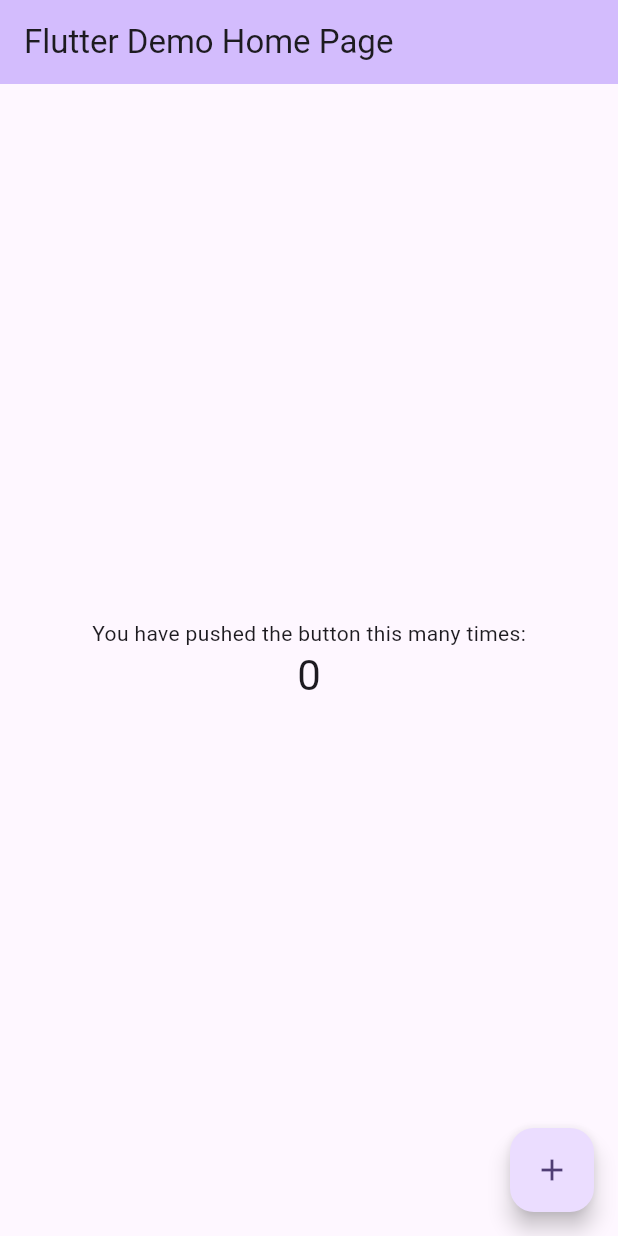
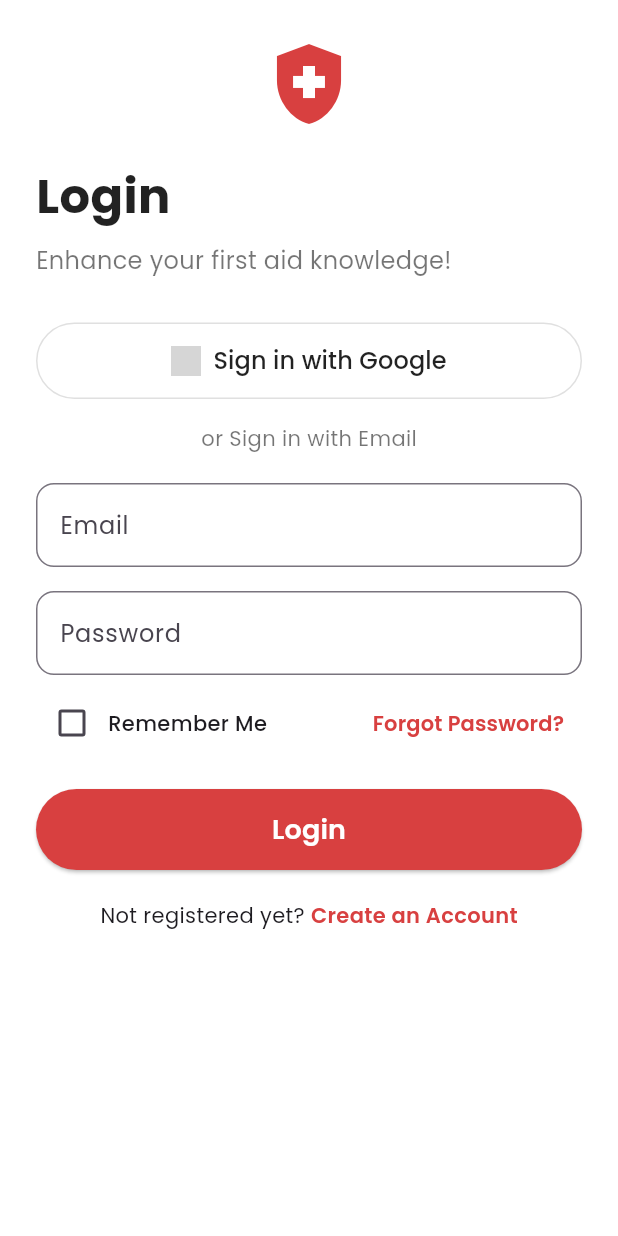
Before and after one commit to lech0wn/Aid-IQ, a Flutter app: the screen it shows after launch, on a phone screen of 412 x 824 dp. Run offline on Flutter 3.47's test engine with Material 3 defaults, Android fonts, the phone set to English and light mode, and no system bars; our stand-ins replace google_fonts; network calls fail; grey boxes are pictures that could not be loaded.

Commit message:
feature: login page frontend

```diff
--- a/lib/main.dart
+++ b/lib/main.dart
@@ -1,4 +1,6 @@
 import 'package:flutter/material.dart';
+import 'package:google_fonts/google_fonts.dart';
+import 'screens/login.dart'; // Import your Login screen here
 
 void main() {
   runApp(const MyApp());
@@ -7,116 +9,12 @@ void main() {
 class MyApp extends StatelessWidget {
   const MyApp({super.key});
 
-  // This widget is the root of your application.
   @override
   Widget build(BuildContext context) {
     return MaterialApp(
-      title: 'Flutter Demo',
-      theme: ThemeData(
-        // This is the theme of your application.
-        //
-        // TRY THIS: Try running your application with "flutter run". You'll see
-        // the application has a purple toolbar. Then, without quitting the app,
-        // try changing the seedColor in the colorScheme below to Colors.green
-        // and then invoke "hot reload" (save your changes or press the "hot
-        // reload" button in a Flutter-supported IDE, or press "r" if you used
-        // the command line to start the app).
-        //
-        // Notice that the counter didn't reset back to zero; the application
-        // state is not lost during the reload. To reset the state, use hot
-        // restart instead.
-        //
-        // This works for code too, not just values: Most code changes can be
-        // tested with just a hot reload.
-        colorScheme: ColorScheme.fromSeed(seedColor: Colors.deepPurple),
-      ),
-      home: const MyHomePage(title: 'Flutter Demo Home Page'),
+      debugShowCheckedModeBanner: false,
+      theme: ThemeData(textTheme: GoogleFonts.poppinsTextTheme()),
+      home: const LoginScreen(), // Call the LoginScreen from login.dart
     );
   }
 }
-
-class MyHomePage extends StatefulWidget {
-  const MyHomePage({super.key, required this.title});
-
-  // This widget is the home page of your application. It is stateful, meaning
-  // that it has a State object (defined below) that contains fields that affect
-  // how it looks.
-
-  // This class is the configuration for the state. It holds the values (in this
-  // case the title) provided by the parent (in this case the App widget) and
-  // used by the build method of the State. Fields in a Widget subclass are
-  // always marked "final".
-
-  final String title;
-
-  @override
-  State<MyHomePage> createState() => _MyHomePageState();
-}
-
-class _MyHomePageState extends State<MyHomePage> {
-  int _counter = 0;
-
-  void _incrementCounter() {
-    setState(() {
-      // This call to setState tells the Flutter framework that something has
-      // changed in this State, which causes it to rerun the build method below
-      // so that the display can reflect the updated values. If we changed
-      // _counter without calling setState(), then the build method would not be
-      // called again, and so nothing would appear to happen.
-      _counter++;
-    });
-  }
-
-  @override
-  Widget build(BuildContext context) {
-    // This method is rerun every time setState is called, for instance as done
-    // by the _incrementCounter method above.
-    //
-    // The Flutter framework has been optimized to make rerunning build methods
-    // fast, so that you can just rebuild anything that needs updating rather
-    // than having to individually change instances of widgets.
-    return Scaffold(
-      appBar: AppBar(
-        // TRY THIS: Try changing the color here to a specific color (to
-        // Colors.amber, perhaps?) and trigger a hot reload to see the AppBar
-        // change color while the other colors stay the same.
-        backgroundColor: Theme.of(context).colorScheme.inversePrimary,
-        // Here we take the value from the MyHomePage object that was created by
-        // the App.build method, and use it to set our appbar title.
-        title: Text(widget.title),
-      ),
-      body: Center(
-        // Center is a layout widget. It takes a single child and positions it
-        // in the middle of the parent.
-        child: Column(
-          // Column is also a layout widget. It takes a list of children and
-          // arranges them vertically. By default, it sizes itself to fit its
-          // children horizontally, and tries to be as tall as its parent.
-          //
-          // Column has various properties to control how it sizes itself and
-          // how it positions its children. Here we use mainAxisAlignment to
-          // center the children vertically; the main axis here is the vertical
-          // axis because Columns are vertical (the cross axis would be
-          // horizontal).
-          //
-          // TRY THIS: Invoke "debug painting" (choose the "Toggle Debug Paint"
-          // action in the IDE, or press "p" in the console), to see the
-          // wireframe for each widget.
-          mainAxisAlignment: MainAxisAlignment.center,
-          children: <Widget>[
-            const Text('You have pushed the button this many times:'),
-            Text(
-              '$_counter',
-              style: Theme.of(context).textTheme.headlineMedium,
-            ),
-          ],
-        ),
-      ),
-      floatingActionButton: FloatingActionButton(
-        onPressed: _incrementCounter,
-        tooltip: 'Increment',
-        child: const Icon(Icons.add),
-      ), // This trailing comma makes auto-formatting nicer for build methods.
-    );
-  }
-}
--- a/lib/screens/login.dart
+++ b/lib/screens/login.dart
@@ -0,0 +1,258 @@
+import 'package:flutter/material.dart';
+import 'package:google_fonts/google_fonts.dart';
+
+void main() {
+  runApp(const MyApp());
+}
+
+class MyApp extends StatelessWidget {
+  const MyApp({super.key});
+
+  @override
+  Widget build(BuildContext context) {
+    return MaterialApp(
+      debugShowCheckedModeBanner: false,
+      theme: ThemeData(textTheme: GoogleFonts.poppinsTextTheme()),
+      home: const LoginScreen(),
+    );
+  }
+}
+
+class LoginScreen extends StatefulWidget {
+  const LoginScreen({super.key});
+
+  @override
+  State<LoginScreen> createState() => _LoginScreenState();
+}
+
+class _LoginScreenState extends State<LoginScreen> {
+  final _formKey = GlobalKey<FormState>();
+  final Color primaryColor = const Color(0xFFD84040);
+
+  final TextEditingController emailController = TextEditingController();
+  final TextEditingController passwordController = TextEditingController();
+  bool rememberMe = false;
+
+  @override
+  Widget build(BuildContext context) {
+    return Scaffold(
+      backgroundColor: Colors.white,
+      body: SafeArea(
+        child: Padding(
+          padding: const EdgeInsets.all(24.0),
+          child: SingleChildScrollView(
+            child: Form(
+              key: _formKey,
+              child: Column(
+                crossAxisAlignment: CrossAxisAlignment.start,
+                children: [
+                  // Logo
+                  Center(
+                    child: Icon(
+                      Icons.health_and_safety,
+                      color: primaryColor,
+                      size: 64,
+                    ),
+                  ),
+                  const SizedBox(height: 20),
+
+                  // Title
+                  Text(
+                    "Login",
+                    style: GoogleFonts.poppins(
+                      fontSize: 32,
+                      fontWeight: FontWeight.bold,
+                      color: Colors.black87,
+                    ),
+                  ),
+                  const SizedBox(height: 8),
+
+                  Text(
+                    "Enhance your first aid knowledge!",
+                    style: GoogleFonts.poppins(
+                      fontSize: 16,
+                      fontWeight: FontWeight.w400,
+                      color: Colors.black54,
+                    ),
+                  ),
+                  const SizedBox(height: 30),
+
+                  // Google Sign-in Button
+                  SizedBox(
+                    width: double.infinity,
+                    child: OutlinedButton.icon(
+                      onPressed: () {},
+                      style: OutlinedButton.styleFrom(
+                        padding: const EdgeInsets.symmetric(vertical: 14),
+                        side: BorderSide(color: Colors.grey.shade300),
+                        shape: RoundedRectangleBorder(
+                          borderRadius: BorderRadius.circular(30),
+                        ),
+                      ),
+                      icon: Image.network(
+                        'https://upload.wikimedia.org/wikipedia/commons/5/53/Google_%22G%22_Logo.svg',
+                        height: 20,
+                        width: 20,
+                      ),
+                      label: const Text(
+                        "Sign in with Google",
+                        style: TextStyle(fontSize: 16, color: Colors.black87),
+                      ),
+                    ),
+                  ),
+                  const SizedBox(height: 16),
+
+                  Center(
+                    child: Text(
+                      "or Sign in with Email",
+                      style: GoogleFonts.poppins(
+                        fontSize: 14,
+                        fontWeight: FontWeight.w400,
+                        color: Colors.black54,
+                      ),
+                    ),
+                  ),
+                  const SizedBox(height: 20),
+
+                  // Email input
+                  TextFormField(
+                    controller: emailController,
+                    keyboardType: TextInputType.emailAddress,
+                    decoration: InputDecoration(
+                      labelText: "Email",
+                      hintText: "mail@website.com",
+                      border: OutlineInputBorder(
+                        borderRadius: BorderRadius.circular(12),
+                      ),
+                    ),
+                    validator: (value) {
+                      if (value == null || value.isEmpty) {
+                        return "Please enter your email";
+                      }
+                      if (!RegExp(r'^[^@]+@[^@]+\.[^@]+').hasMatch(value)) {
+                        return "Enter a valid email address";
+                      }
+                      return null;
+                    },
+                  ),
+                  const SizedBox(height: 16),
+
+                  // Password input
+                  TextFormField(
+                    controller: passwordController,
+                    obscureText: true,
+                    decoration: InputDecoration(
+                      labelText: "Password",
+                      hintText: "Min. 8 characters",
+                      border: OutlineInputBorder(
+                        borderRadius: BorderRadius.circular(12),
+                      ),
+                    ),
+                    validator: (value) {
+                      if (value == null || value.isEmpty) {
+                        return "Please enter your password";
+                      }
+                      if (value.length < 8) {
+                        return "Password must be at least 8 characters";
+                      }
+                      return null;
+                    },
+                  ),
+                  const SizedBox(height: 8),
+
+                  // Remember me + Forgot Password
+                  Row(
+                    mainAxisAlignment: MainAxisAlignment.spaceBetween,
+                    children: [
+                      Row(
+                        children: [
+                          Checkbox(
+                            value: rememberMe,
+                            onChanged: (value) {
+                              setState(() {
+                                rememberMe = value!;
+                              });
+                            },
+                            activeColor: primaryColor,
+                          ),
+                          Text(
+                            "Remember Me",
+                            style: GoogleFonts.poppins(
+                              fontWeight: FontWeight.w500,
+                            ),
+                          ),
+                        ],
+                      ),
+                      TextButton(
+                        onPressed: () {},
+                        child: Text(
+                          "Forgot Password?",
+                          style: GoogleFonts.poppins(
+                            color: primaryColor,
+                            fontWeight: FontWeight.w600,
+                          ),
+                        ),
+                      ),
+                    ],
+                  ),
+                  const SizedBox(height: 20),
+
+                  // Login Button
+                  SizedBox(
+                    width: double.infinity,
+                    child: ElevatedButton(
+                      onPressed: () {
+                        if (_formKey.currentState!.validate()) {
+                          ScaffoldMessenger.of(context).showSnackBar(
+                            const SnackBar(content: Text("Logging in...")),
+                          );
+                        }
+                      },
+                      style: ElevatedButton.styleFrom(
+                        backgroundColor: primaryColor,
+                        padding: const EdgeInsets.symmetric(vertical: 14),
+                        shape: RoundedRectangleBorder(
+                          borderRadius: BorderRadius.circular(30),
+                        ),
+                      ),
+                      child: Text(
+                        "Login",
+                        style: GoogleFonts.poppins(
+                          fontSize: 18,
+                          fontWeight: FontWeight.w600,
+                          color: Colors.white,
+                        ),
+                      ),
+                    ),
+                  ),
+                  const SizedBox(height: 20),
+
+                  // Register
+                  Row(
+                    mainAxisAlignment: MainAxisAlignment.center,
+                    children: [
+                      Text(
+                        "Not registered yet? ",
+                        style: GoogleFonts.poppins(fontWeight: FontWeight.w400),
+                      ),
+                      GestureDetector(
+                        onTap: () {},
+                        child: Text(
+                          "Create an Account",
+                          style: GoogleFonts.poppins(
+                            color: primaryColor,
+                            fontWeight: FontWeight.w600,
+                          ),
+                        ),
+                      ),
+                    ],
+                  ),
+                ],
+              ),
+            ),
+          ),
+        ),
+      ),
+    );
+  }
+}
```
Also changed, not shown: pubspec.yaml (+3 -67 lines), pubspec.lock, 2 other files.
